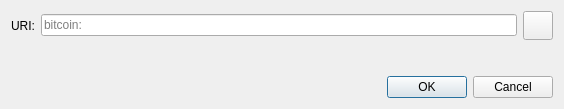
First picture: the form in src/qt/forms/openuridialog.ui, repository bitweb-project/bitweb, before the edit.
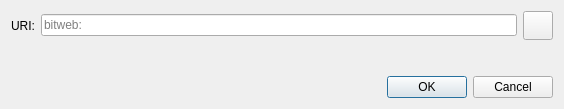
Second picture: the form after the edit. Icons and pictures are not drawn. Custom widgets are drawn as their Qt base class.

Commit message:
Add Bitweb blockchain settings , algo, site, more renames stage 2.
Add Bitweb blockchain settings , algo, site, more renames stage 2.

Patch:
```diff
--- a/src/qt/forms/openuridialog.ui
+++ b/src/qt/forms/openuridialog.ui
@@ -26,7 +26,7 @@
      <item>
       <widget class="QValidatedLineEdit" name="uriEdit">
        <property name="placeholderText">
-        <string notr="true">bitcoin:</string>
+        <string notr="true">bitweb:</string>
        </property>
       </widget>
      </item>
```
Left out of the diff: 2 changed lines with no effect on the pictures. The commit also changes 369 other files.
